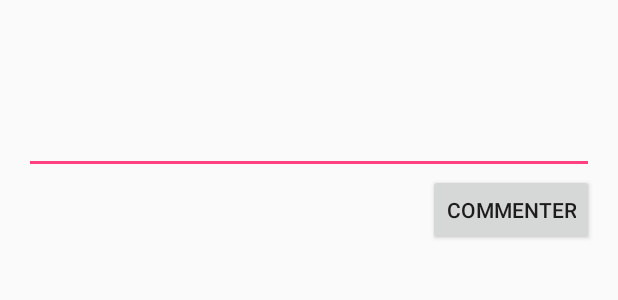
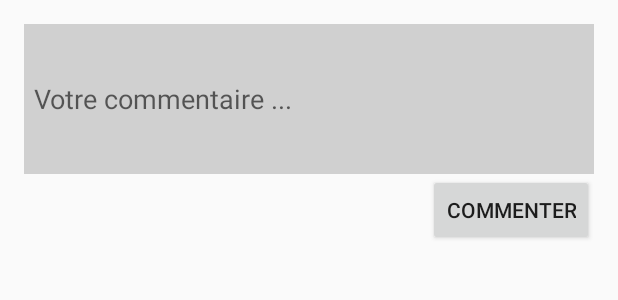
Before and after one commit to HugoLS/Gazouilli, an Android app: the layout content_tweet.xml on its own in the app's theme, with its tools: preview values and no code run, on a phone screen of 412 x 824 dp. Shown: the top 300 px of the screen. Run offline under Robolectric (Android 15) with nearby library versions, the phone set to English and light mode, and no system bars.

Commit message:
modif graphisme

```diff
--- a/app/src/main/java/fr/enssat/gazouilli/adapter/CommentListAdapter.java
+++ b/app/src/main/java/fr/enssat/gazouilli/adapter/CommentListAdapter.java
@@ -52,6 +52,12 @@ public class CommentListAdapter extends ArrayAdapter<Comment> {
             }
         }
 
+        if (position%2 == 0){
+            v.setBackgroundColor(v.getResources().getColor(R.color.colorCommentPairLine));
+        }else{
+            v.setBackgroundColor(v.getResources().getColor(R.color.colorCommentImpairLine));
+        }
+
         return v;
     }
 }
--- a/app/src/main/res/layout/content_tweet.xml
+++ b/app/src/main/res/layout/content_tweet.xml
@@ -30,7 +30,14 @@
     <EditText
         android:layout_width="fill_parent"
         android:layout_height="100dp"
-        android:id="@+id/comEditText" />
+        android:id="@+id/comEditText"
+        android:hint="Votre commentaire ..."
+        android:textColorHighlight="#32407f"
+        android:textColorLink="#2b3497"
+        android:singleLine="false"
+        android:background="#d0d0d0"
+        android:paddingStart="10px"
+        android:paddingEnd="10px" />
 
     <Button
         android:layout_width="wrap_content"
--- a/app/src/main/res/values/colors.xml
+++ b/app/src/main/res/values/colors.xml
@@ -3,4 +3,6 @@
     <color name="colorPrimary">#3F51B5</color>
     <color name="colorPrimaryDark">#303F9F</color>
     <color name="colorAccent">#FF4081</color>
+    <color name="colorCommentPairLine">#E6F3FC</color>
+    <color name="colorCommentImpairLine">#F0F9FF</color>
 </resources>
```
Also changed, not shown: app/src/main/res/layout/comment_row.xml (+5 -2 lines).
